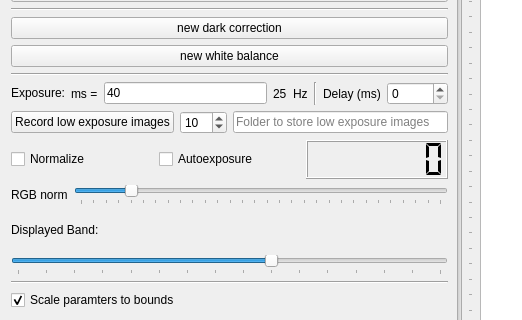
First picture: the form in mainwindow.ui, repository IMSY-DKFZ/xilens, before the edit; both pictures show x 0 to 522 and y 318 to 638 of the 681 by 823 pixel window.
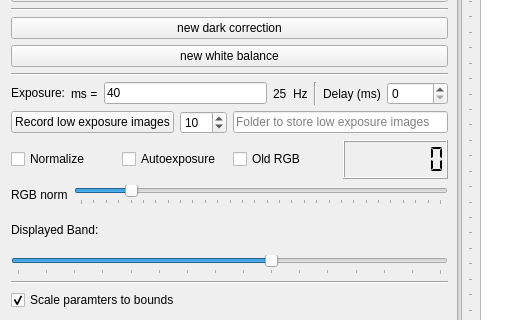
Second picture: the form after the edit. Icons and pictures are not drawn.

Commit message: T28933 Added checkbox Old RGB to ui

The edit to the form file:
```diff
--- a/mainwindow.ui
+++ b/mainwindow.ui
@@ -367,6 +367,16 @@
             </property>
            </widget>
           </item>
+          <item>
+           <widget class="QCheckBox" name="OldRGB">
+            <property name="text">
+             <string>Old RGB</string>
+            </property>
+            <property name="checked">
+             <bool>false</bool>
+            </property>
+           </widget>
+          </item>
           <item>
            <widget class="QLCDNumber" name="lcdNumberTimer">
             <property name="smallDecimalPoint">
```
